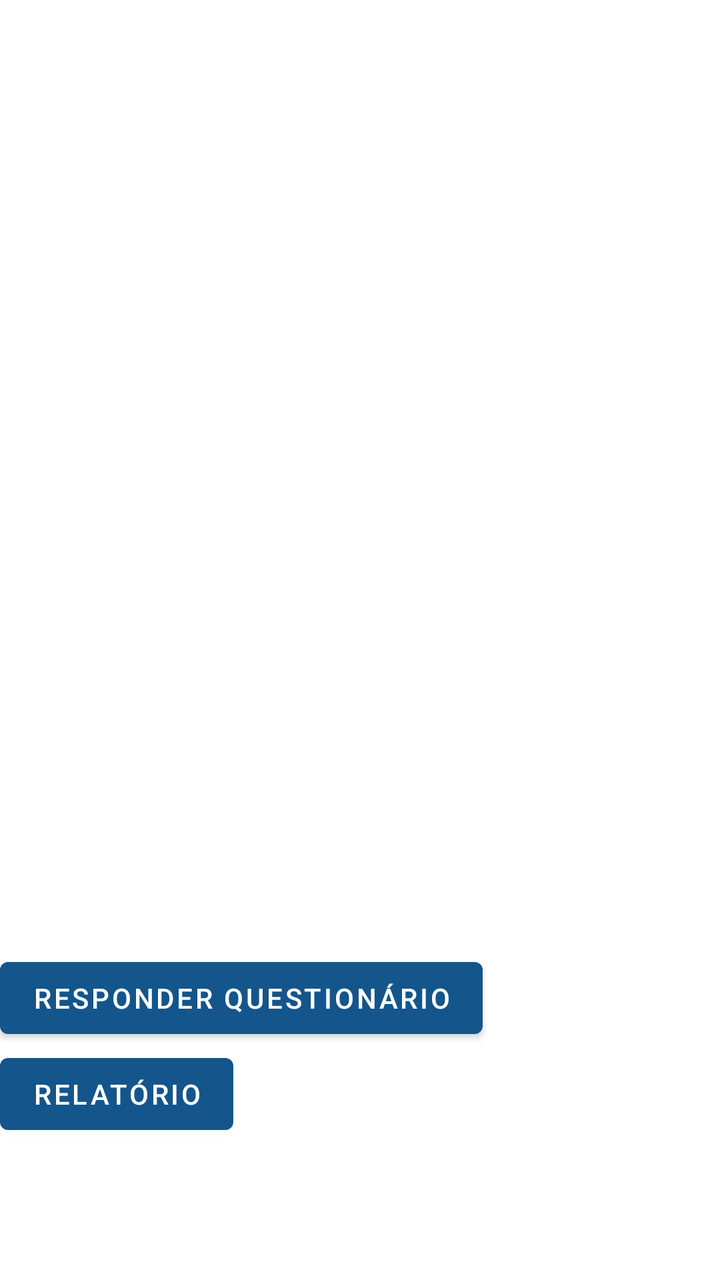
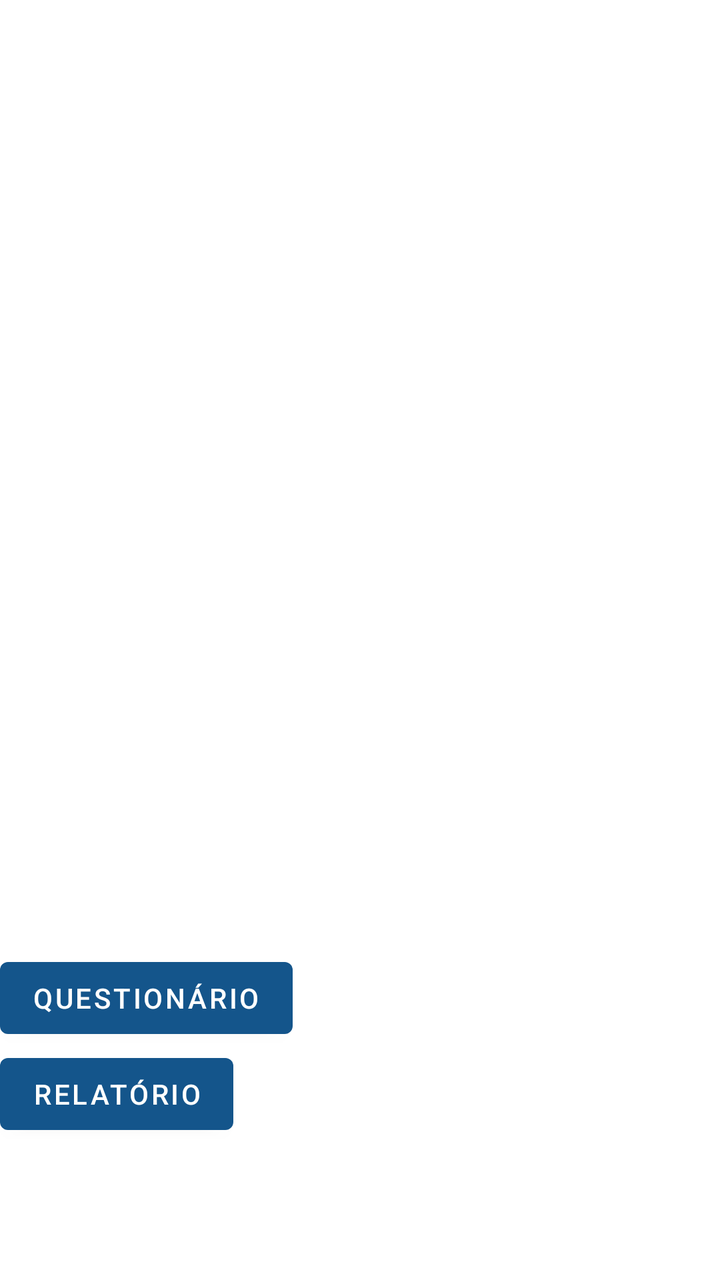

Two renders of the same Android screen: before a commit and after it. Below are the layout's source before the change and the commit's diff.
<!-- AndroidManifest.xml: application theme Theme.MenteSaudavel -->
<!-- res/layout/activity_dashboard.xml -->
<?xml version="1.0" encoding="utf-8"?>
<androidx.constraintlayout.widget.ConstraintLayout xmlns:android="http://schemas.android.com/apk/res/android"
    xmlns:app="http://schemas.android.com/apk/res-auto"
    android:layout_width="match_parent"
    android:layout_height="match_parent"
    android:fitsSystemWindows="true">

    <LinearLayout
        android:layout_width="0dp"
        android:layout_height="125dp"
        android:layout_marginBottom="40dp"
        android:orientation="vertical"
        app:layout_constraintBottom_toBottomOf="parent"
        app:layout_constraintEnd_toEndOf="parent"
        app:layout_constraintHorizontal_bias="1.0"
        app:layout_constraintStart_toStartOf="parent">

        <Button
            android:id="@+id/btnQuestionario"
            android:layout_width="wrap_content"
            android:layout_height="wrap_content"
            android:text="Responder Questionário" />

        <Button
            android:id="@+id/btnRelatorio"
            android:layout_width="wrap_content"
            android:layout_height="wrap_content"
            android:text="Relatório" />
    </LinearLayout>

</androidx.constraintlayout.widget.ConstraintLayout>
<!-- resources referenced by this layout -->
<resources>
  <style name="Theme.MenteSaudavel" parent="Theme.MaterialComponents.DayNight.DarkActionBar">
          
          <item name="colorPrimary">@color/bluePrimary</item>
          <item name="colorOnPrimary">@color/white</item>
          
          <item name="colorSecondary">@color/blueSecondary</item>
          <item name="colorOnSecondary">@color/black</item>
          
          <item name="android:statusBarColor">?attr/colorPrimaryVariant</item>
          
      </style>
  <color name="bluePrimary">#14558B</color>
  <color name="white">#FFFFFFFF</color>
  <color name="blueSecondary">#427097</color>
  <color name="black">#FF000000</color>
</resources>

<!-- the commit's change to res/layout/activity_dashboard.xml (unified diff, before → after) -->
@@ -19,13 +19,13 @@
             android:id="@+id/btnQuestionario"
             android:layout_width="wrap_content"
             android:layout_height="wrap_content"
-            android:text="Responder Questionário" />
+            android:text="@string/questionario" />
 
         <Button
             android:id="@+id/btnRelatorio"
             android:layout_width="wrap_content"
             android:layout_height="wrap_content"
-            android:text="Relatório" />
+            android:text="@string/relatorio" />
     </LinearLayout>
 
 </androidx.constraintlayout.widget.ConstraintLayout>
<!-- resource entries referenced after the edit -->
@@ -1,5 +1,7 @@
 <!-- resources referenced by this layout -->
 <resources>
+  <string name="questionario">Questionário</string>
+  <string name="relatorio">Relatório</string>
   <style name="Theme.MenteSaudavel" parent="Theme.MaterialComponents.DayNight.DarkActionBar">
           
           <item name="colorPrimary">@color/bluePrimary</item>
